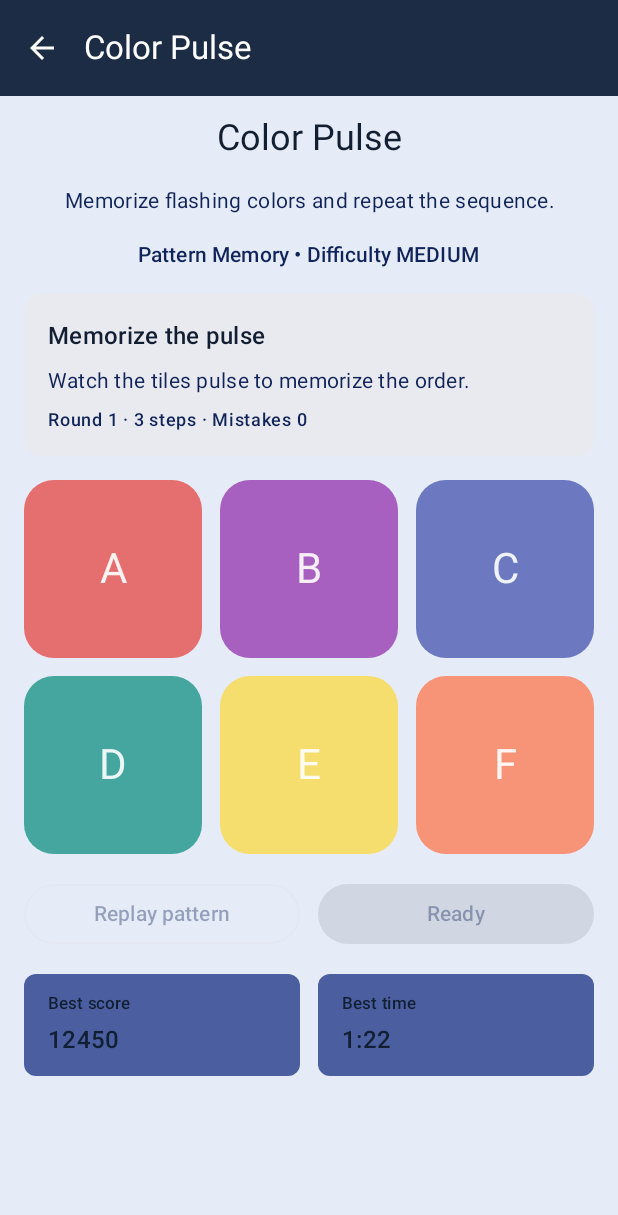
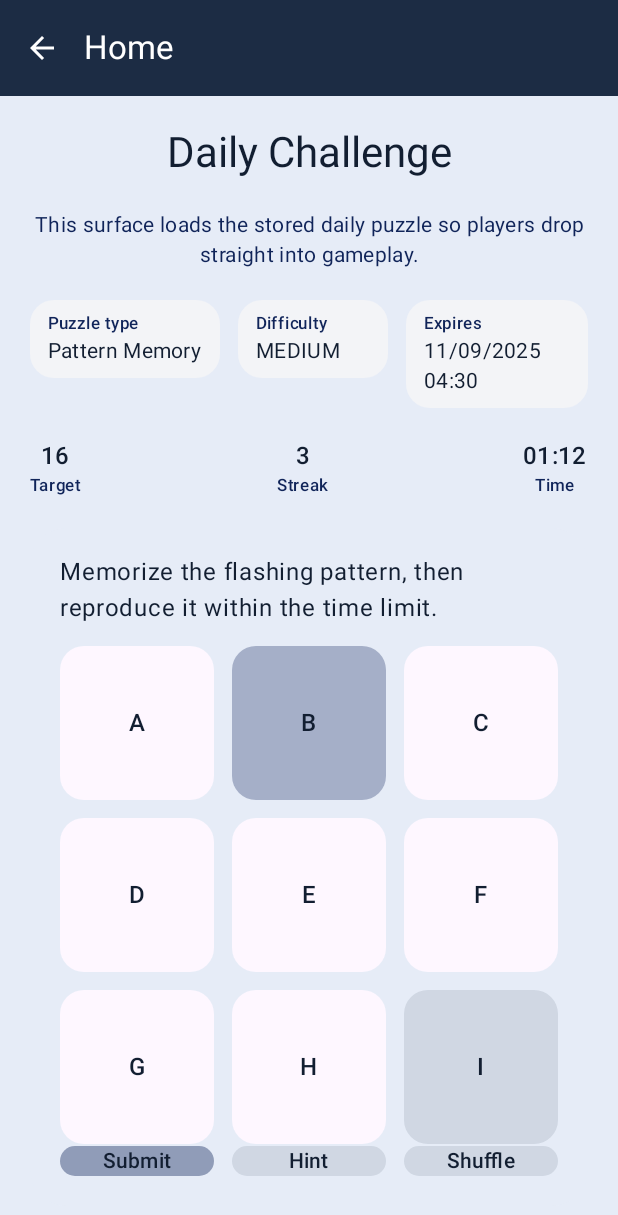
Before and after one commit to CHemmestad/CPRE388_Project2, an Android app built with Jetpack Compose: the screen it shows after launch (MainActivity), after a tap on "Play now", on a phone screen of 412 x 824 dp. Shown: the top 1215 px of the screen. Run offline under Robolectric (Android 15) with nearby library versions, the phone set to English and light mode, and no system bars; 3 other taps on this screen came first.

Commit message:
daily challenge screen/ secret button to generate daily challenge from openai

```diff
--- a/app/src/main/java/com/example/project2/data/MindMatchModels.kt
+++ b/app/src/main/java/com/example/project2/data/MindMatchModels.kt
@@ -48,7 +48,8 @@ data class LeaderboardEntry(
 
 data class DailyChallenge(
     val puzzle: PuzzleDescriptor,
-    val expiresAt: Instant
+    val expiresAt: Instant,
+    val content: DailyPuzzleContent
 )
 
 enum class PuzzleType(val displayName: String) {
@@ -62,3 +63,35 @@ enum class PuzzleType(val displayName: String) {
 enum class Difficulty {
     EASY, MEDIUM, HARD, EXPERT
 }
+
+data class DailyPuzzleContent(
+    val instructions: String,
+    val grid: List<List<PuzzleCell>>,
+    val controls: List<PuzzleControl>,
+    val stats: PuzzleStats
+)
+
+data class PuzzleCell(
+    val value: String,
+    val state: PuzzleCellState = PuzzleCellState.Neutral
+)
+
+enum class PuzzleCellState {
+    Neutral,
+    Active,
+    Correct,
+    Incorrect,
+    Disabled
+}
+
+data class PuzzleControl(
+    val id: String,
+    val label: String,
+    val isPrimary: Boolean = false
+)
+
+data class PuzzleStats(
+    val target: Int,
+    val streak: Int,
+    val timeRemainingSeconds: Int
+)
--- a/app/src/main/java/com/example/project2/data/MindMatchRepository.kt
+++ b/app/src/main/java/com/example/project2/data/MindMatchRepository.kt
@@ -18,15 +18,17 @@ interface MindMatchRepository {
 class FakeMindMatchRepository : MindMatchRepository {
     override val activeProfile: PlayerProfile = PlayerProfile(displayName = "Avery")
 
+    private val colorPulse = PuzzleDescriptor(
+        title = "Color Pulse",
+        description = "Memorize flashing colors and repeat the sequence.",
+        type = PuzzleType.PATTERN_MEMORY,
+        creatorId = activeProfile.id,
+        difficulty = Difficulty.MEDIUM,
+        isUserCreated = false
+    )
+
     override val puzzles: List<PuzzleDescriptor> = listOf(
-        PuzzleDescriptor(
-            title = "Color Pulse",
-            description = "Memorize flashing colors and repeat the sequence.",
-            type = PuzzleType.PATTERN_MEMORY,
-            creatorId = activeProfile.id,
-            difficulty = Difficulty.MEDIUM,
-            isUserCreated = false
-        ),
+        colorPulse,
         PuzzleDescriptor(
             title = "Logic Links",
             description = "Deduce correct pairings using logical clues.",
@@ -80,11 +82,43 @@ class FakeMindMatchRepository : MindMatchRepository {
     }
 
     override val dailyChallenge: DailyChallenge = DailyChallenge(
-        puzzle = puzzles.first().copy(
-            id = puzzles.first().id,
-            isUserCreated = true,
-            creatorId = "community"
+        puzzle = colorPulse.copy(
+            id = "daily_mind_jogger",
+            title = "Mind Jogger",
+            description = "Daily challenge: conquer a curated memory scramble.",
+            isUserCreated = false,
+            creatorId = "daily-team"
         ),
-        expiresAt = Instant.now().plusSeconds(60 * 60 * 18)
+        expiresAt = Instant.now().plusSeconds(60 * 60 * 18),
+        content = DailyPuzzleContent(
+            instructions = "Memorize the flashing pattern, then reproduce it within the time limit.",
+            grid = listOf(
+                listOf(
+                    PuzzleCell("A"),
+                    PuzzleCell("B", state = PuzzleCellState.Active),
+                    PuzzleCell("C")
+                ),
+                listOf(
+                    PuzzleCell("D"),
+                    PuzzleCell("E"),
+                    PuzzleCell("F")
+                ),
+                listOf(
+                    PuzzleCell("G"),
+                    PuzzleCell("H"),
+                    PuzzleCell("I", state = PuzzleCellState.Disabled)
+                )
+            ),
+            controls = listOf(
+                PuzzleControl(id = "submit", label = "Submit", isPrimary = true),
+                PuzzleControl(id = "hint", label = "Hint"),
+                PuzzleControl(id = "shuffle", label = "Shuffle")
+            ),
+            stats = PuzzleStats(
+                target = 16,
+                streak = 3,
+                timeRemainingSeconds = 72
+            )
+        )
     )
 }
--- a/app/src/main/java/com/example/project2/ui/MindMatchApp.kt
+++ b/app/src/main/java/com/example/project2/ui/MindMatchApp.kt
@@ -44,8 +44,10 @@ import com.example.project2.data.PuzzleDescriptor
 import com.example.project2.data.PuzzleType
 import com.example.project2.ui.screens.CreateAccountScreen
 import com.example.project2.ui.screens.CreatePuzzleScreen
+import com.example.project2.ui.screens.DailyChallengePlayScreen
 import com.example.project2.ui.screens.DailyChallengeScreen
 import com.example.project2.ui.screens.DashboardScreen
+import com.example.project2.ui.screens.DailyChallengeGeneratorScreen
 import com.example.project2.ui.screens.LeaderboardScreen
 import com.example.project2.ui.screens.LoginScreen
 import com.example.project2.ui.screens.PatternMemoryScreen
@@ -59,8 +61,10 @@ import com.example.project2.ui.theme.RoyalBluePrimary
 private const val PUZZLE_ID_ARG = "puzzleId"
 private const val PUZZLE_PLAY_ROUTE = "puzzlePlay"
 private const val PUZZLE_PLAY_ROUTE_PATTERN = "$PUZZLE_PLAY_ROUTE/{$PUZZLE_ID_ARG}"
+private const val DAILY_PLAY_ROUTE = "dailyPlay"
 private const val AUTH_LOGIN_ROUTE = "auth_login"
 private const val AUTH_CREATE_ROUTE = "auth_create"
+private const val AUTH_SECRET_ROUTE = "auth_secret"
 
 /**
  * Top-level navigation destinations for the app.
@@ -160,7 +164,8 @@ fun MindMatchApp(
                         dailyChallenge = viewModel.dailyChallenge,
                         onPlayPuzzle = { puzzle ->
                             navController.navigate(buildPuzzlePlayRoute(puzzle.id))
-                        }
+                        },
+                        onViewDailyChallenge = { navController.navigate(DAILY_PLAY_ROUTE) }
                     )
                 }
                 composable(MindMatchDestination.Puzzles.route) {
@@ -178,8 +183,8 @@ fun MindMatchApp(
                 composable(MindMatchDestination.Daily.route) {
                     DailyChallengeScreen(
                         challenge = viewModel.dailyChallenge,
-                        onStartChallenge = { challenge ->
-                            navController.navigate(buildPuzzlePlayRoute(challenge.puzzle.id))
+                        onStartChallenge = {
+                            navController.navigate(DAILY_PLAY_ROUTE)
                         }
                     )
                 }
@@ -212,6 +217,11 @@ fun MindMatchApp(
                         )
                         else -> PuzzleNotReadyScreen(puzzle = puzzle)
                     }
+                }
+                composable(DAILY_PLAY_ROUTE) {
+                    DailyChallengePlayScreen(
+                        challenge = viewModel.dailyChallenge
+                    )
                 }
             }
         }
@@ -274,7 +284,8 @@ private fun AuthNavHost(
         composable(AUTH_LOGIN_ROUTE) {
             LoginScreen(
                 onLogin = onAuthenticated,
-                onCreateAccount = { navController.navigate(AUTH_CREATE_ROUTE) }
+                onCreateAccount = { navController.navigate(AUTH_CREATE_ROUTE) },
+                onSecretAccess = { navController.navigate(AUTH_SECRET_ROUTE) }
             )
         }
         composable(AUTH_CREATE_ROUTE) {
@@ -283,5 +294,10 @@ private fun AuthNavHost(
                 onBackToLogin = { navController.popBackStack() }
             )
         }
+        composable(AUTH_SECRET_ROUTE) {
+            DailyChallengeGeneratorScreen(
+                onBackToLogin = { navController.popBackStack() }
+            )
+        }
     }
 }
--- a/app/src/main/java/com/example/project2/ui/screens/AuthScreens.kt
+++ b/app/src/main/java/com/example/project2/ui/screens/AuthScreens.kt
@@ -1,6 +1,8 @@
 package com.example.project2.ui.screens
 
 import androidx.compose.foundation.Image
+import androidx.compose.foundation.interaction.MutableInteractionSource
+import androidx.compose.foundation.clickable
 import androidx.compose.foundation.layout.Arrangement
 import androidx.compose.foundation.layout.Box
 import androidx.compose.foundation.layout.Column
@@ -23,6 +25,7 @@ import androidx.compose.material3.TextButton
 import androidx.compose.runtime.Composable
 import androidx.compose.runtime.getValue
 import androidx.compose.runtime.mutableStateOf
+import androidx.compose.runtime.remember
 import androidx.compose.runtime.saveable.rememberSaveable
 import androidx.compose.runtime.setValue
 import androidx.compose.ui.Alignment
@@ -37,10 +40,12 @@ import com.example.project2.R
 fun LoginScreen(
     modifier: Modifier = Modifier,
     onLogin: () -> Unit = {},
-    onCreateAccount: () -> Unit = {}
+    onCreateAccount: () -> Unit = {},
+    onSecretAccess: () -> Unit = {}
 ) {
     var email by rememberSaveable { mutableStateOf("") }
     var password by rememberSaveable { mutableStateOf("") }
+    val secretInteractionSource = remember { MutableInteractionSource() }
 
     Box(
         modifier = modifier
@@ -95,6 +100,23 @@ fun LoginScreen(
             ) {
                 Text("Create an account")
             }
+        }
+
+        Box(
+            modifier = Modifier
+                .matchParentSize()
+                .padding(16.dp)
+        ) {
+            Box(
+                modifier = Modifier
+                    .align(Alignment.BottomEnd)
+                    .size(48.dp)
+                    .clickable(
+                        interactionSource = secretInteractionSource,
+                        indication = null,
+                        onClick = onSecretAccess
+                    )
+            )
         }
     }
 }
@@ -183,3 +205,26 @@ fun CreateAccountScreen(
         }
     }
 }
+
+@Composable
+fun DailyChallengeGeneratorScreen(
+    modifier: Modifier = Modifier,
+    onGenerateDailyChallenge: () -> Unit = {},
+    onBackToLogin: () -> Unit = {}
+) {
+    Box(
+        modifier = modifier
+            .fillMaxSize()
+            .padding(24.dp),
+        contentAlignment = Alignment.Center
+    ) {
+        Button(
+            onClick = {
+                onGenerateDailyChallenge()
+                onBackToLogin()
+            }
+        ) {
+            Text("Generate Daily Challenge")
+        }
+    }
+}
--- /dev/null
+++ b/app/src/main/java/com/example/project2/ui/screens/DailyChallengePlayScreen.kt
@@ -0,0 +1,263 @@
+package com.example.project2.ui.screens
+
+import androidx.compose.foundation.background
+import androidx.compose.foundation.layout.Arrangement
+import androidx.compose.foundation.layout.Box
+import androidx.compose.foundation.layout.Column
+import androidx.compose.foundation.layout.Row
+import androidx.compose.foundation.layout.aspectRatio
+import androidx.compose.foundation.layout.fillMaxSize
+import androidx.compose.foundation.layout.fillMaxWidth
+import androidx.compose.foundation.layout.padding
+import androidx.compose.foundation.layout.widthIn
+import androidx.compose.foundation.shape.RoundedCornerShape
+import androidx.compose.material3.Card
+import androidx.compose.material3.CardDefaults
+import androidx.compose.material3.MaterialTheme
+import androidx.compose.material3.Surface
+import androidx.compose.material3.Text
+import androidx.compose.runtime.Composable
+import androidx.compose.ui.Alignment
+import androidx.compose.ui.Modifier
+import androidx.compose.ui.draw.clip
+import androidx.compose.ui.text.style.TextAlign
+import androidx.compose.ui.unit.dp
+import com.example.project2.data.DailyChallenge
+import com.example.project2.data.DailyPuzzleContent
+import com.example.project2.data.PuzzleCell
+import com.example.project2.data.PuzzleCellState
+import com.example.project2.data.PuzzleControl
+import com.example.project2.data.PuzzleStats
+import com.example.project2.ui.util.formatAsDisplay
+
+@Composable
+fun DailyChallengePlayScreen(
+    challenge: DailyChallenge,
+    modifier: Modifier = Modifier
+) {
+    Column(
+        modifier = modifier
+            .fillMaxSize()
+            .padding(20.dp),
+        verticalArrangement = Arrangement.spacedBy(20.dp),
+        horizontalAlignment = Alignment.CenterHorizontally
+    ) {
+        val content = challenge.content
+        Text(
+            text = "Daily Challenge",
+            style = MaterialTheme.typography.headlineMedium,
+            textAlign = TextAlign.Center
+        )
+        Text(
+            text = "This surface loads the stored daily puzzle so players drop straight into gameplay.",
+            style = MaterialTheme.typography.bodyMedium,
+            color = MaterialTheme.colorScheme.onSurfaceVariant,
+            textAlign = TextAlign.Center
+        )
+        PuzzleStatusRow(challenge = challenge)
+        PuzzleScoreStrip(stats = content.stats)
+        Box(
+            modifier = Modifier
+                .fillMaxWidth()
+                .weight(1f, fill = true)
+        ) {
+            DailyPuzzleBoard(
+                content = content,
+                modifier = Modifier.fillMaxSize()
+            )
+        }
+    }
+}
+
+@Composable
+private fun DailyPuzzleBoard(
+    content: DailyPuzzleContent,
+    modifier: Modifier = Modifier
+) {
+    Card(
+        modifier = modifier,
+        colors = CardDefaults.cardColors(
+            containerColor = MaterialTheme.colorScheme.surfaceVariant
+        ),
+        shape = RoundedCornerShape(24.dp)
+    ) {
+        Column(
+            modifier = Modifier
+                .fillMaxSize()
+                .padding(20.dp),
+            verticalArrangement = Arrangement.SpaceBetween
+        ) {
+            Column(
+                verticalArrangement = Arrangement.spacedBy(16.dp)
+            ) {
+                Text(
+                    text = content.instructions,
+                    style = MaterialTheme.typography.bodyLarge
+                )
+                PuzzleGrid(grid = content.grid)
+            }
+            PuzzleControlRow(controls = content.controls)
+        }
+    }
+}
+
+@Composable
+private fun PuzzleGrid(
+    grid: List<List<PuzzleCell>>,
+    modifier: Modifier = Modifier
+) {
+    Column(
+        modifier = modifier.fillMaxWidth(),
+        verticalArrangement = Arrangement.spacedBy(12.dp)
+    ) {
+        grid.forEach { row ->
+            Row(
+                modifier = Modifier.fillMaxWidth(),
+                horizontalArrangement = Arrangement.spacedBy(12.dp)
+            ) {
+                row.forEach { cell ->
+                    PuzzleCellView(
+                        cell = cell,
+                        modifier = Modifier.weight(1f)
+                    )
+                }
+            }
+        }
+    }
+}
+
+@Composable
+private fun PuzzleCellView(
+    cell: PuzzleCell,
+    modifier: Modifier = Modifier
+) {
+    val backgroundColor = when (cell.state) {
+        PuzzleCellState.Active -> MaterialTheme.colorScheme.primary.copy(alpha = 0.3f)
+        PuzzleCellState.Correct -> MaterialTheme.colorScheme.tertiary.copy(alpha = 0.4f)
+        PuzzleCellState.Incorrect -> MaterialTheme.colorScheme.error.copy(alpha = 0.3f)
+        PuzzleCellState.Disabled -> MaterialTheme.colorScheme.onSurface.copy(alpha = 0.1f)
+        PuzzleCellState.Neutral -> MaterialTheme.colorScheme.surfaceBright
+    }
+    Box(
+        modifier = modifier
+            .aspectRatio(1f)
+            .clip(RoundedCornerShape(16.dp))
+            .background(backgroundColor),
+        contentAlignment = Alignment.Center
+    ) {
+        Text(
+            text = cell.value,
+            style = MaterialTheme.typography.titleMedium
+        )
+    }
+}
+
+@Composable
+private fun PuzzleScoreStrip(stats: PuzzleStats) {
+    Row(
+        modifier = Modifier.fillMaxWidth(),
+        horizontalArrangement = Arrangement.SpaceBetween
+    ) {
+        MiniStat(label = "Target", value = stats.target.toString())
+        MiniStat(label = "Streak", value = stats.streak.toString())
+        MiniStat(label = "Time", value = stats.timeRemainingSeconds.asTimeDisplay())
+    }
+}
+
+@Composable
+private fun PuzzleControlRow(controls: List<PuzzleControl>) {
+    if (controls.isEmpty()) return
+    Row(
+        modifier = Modifier.fillMaxWidth(),
+        horizontalArrangement = Arrangement.spacedBy(12.dp)
+    ) {
+        controls.forEach { control ->
+            Box(
+                modifier = Modifier
+                    .weight(1f)
+                    .widthIn(min = 88.dp)
+                    .clip(RoundedCornerShape(16.dp))
+                    .background(
+                        if (control.isPrimary) MaterialTheme.colorScheme.primary.copy(alpha = 0.4f)
+                        else MaterialTheme.colorScheme.onSurface.copy(alpha = 0.1f)
+                    ),
+                contentAlignment = Alignment.Center
+            ) {
+                Text(
+                    text = control.label,
+                    style = MaterialTheme.typography.labelLarge
+                )
+            }
+        }
+    }
+}
+
+@Composable
+private fun MiniStat(label: String, value: String) {
+    Column(horizontalAlignment = Alignment.CenterHorizontally) {
+        Text(
+            text = value,
+            style = MaterialTheme.typography.titleMedium
+        )
+        Text(
+            text = label,
+            style = MaterialTheme.typography.labelSmall,
+            color = MaterialTheme.colorScheme.onSurfaceVariant
+        )
+    }
+}
+
+@Composable
+private fun PuzzleStatusRow(challenge: DailyChallenge) {
+    Row(
+        modifier = Modifier.fillMaxWidth(),
+        horizontalArrangement = Arrangement.spacedBy(12.dp)
+    ) {
+        StatusChip(
+            title = challenge.puzzle.type.displayName,
+            subtitle = "Puzzle type"
+        )
+        StatusChip(
+            title = challenge.puzzle.difficulty.name,
+            subtitle = "Difficulty"
+        )
+        StatusChip(
+            title = challenge.expiresAt.formatAsDisplay(),
+            subtitle = "Expires"
+        )
+    }
+}
+
+@Composable
+private fun StatusChip(
+    title: String,
+    subtitle: String
+) {
+    Surface(
+        tonalElevation = 1.dp,
+        shape = RoundedCornerShape(16.dp)
+    ) {
+        Column(
+            modifier = Modifier
+                .widthIn(min = 100.dp)
+                .padding(horizontal = 12.dp, vertical = 8.dp),
+            horizontalAlignment = Alignment.Start
+        ) {
+            Text(
+                text = subtitle,
+                style = MaterialTheme.typography.labelSmall,
+                color = MaterialTheme.colorScheme.onSurfaceVariant
+            )
+            Text(
+                text = title,
+                style = MaterialTheme.typography.bodyMedium
+            )
+        }
+    }
+}
+
+private fun Int.asTimeDisplay(): String {
+    val minutes = this / 60
+    val seconds = this % 60
+    return "%02d:%02d".format(minutes, seconds)
+}
--- a/app/src/main/java/com/example/project2/ui/screens/DashboardScreen.kt
+++ b/app/src/main/java/com/example/project2/ui/screens/DashboardScreen.kt
@@ -36,7 +36,8 @@ fun DashboardScreen(
     progress: Map<String, PuzzleProgress>,
     dailyChallenge: DailyChallenge,
     modifier: Modifier = Modifier,
-    onPlayPuzzle: (PuzzleDescriptor) -> Unit = {}
+    onPlayPuzzle: (PuzzleDescriptor) -> Unit = {},
+    onViewDailyChallenge: () -> Unit = {}
 ) {
     Column(
         modifier = modifier
@@ -47,7 +48,7 @@ fun DashboardScreen(
         GreetingHeader(profile = profile)
         DailyChallengeCard(
             dailyChallenge = dailyChallenge,
-            onPlayPuzzle = { onPlayPuzzle(dailyChallenge.puzzle) }
+            onViewChallenge = onViewDailyChallenge
         )
 
         Text(
@@ -107,7 +108,7 @@ private fun GreetingHeader(profile: PlayerProfile) {
 @Composable
 private fun DailyChallengeCard(
     dailyChallenge: DailyChallenge,
-    onPlayPuzzle: () -> Unit
+    onViewChallenge: () -> Unit
 ) {
     Card(
         colors = CardDefaults.cardColors(
@@ -140,7 +141,7 @@ private fun DailyChallengeCard(
                 color = MaterialTheme.colorScheme.onPrimaryContainer
             )
             Button(
-                onClick = onPlayPuzzle,
+                onClick = onViewChallenge,
                 modifier = Modifier.align(Alignment.End)
             ) {
                 Text("Play now")
--- a/app/src/main/java/com/example/project2/ui/screens/PuzzleLibraryScreen.kt
+++ b/app/src/main/java/com/example/project2/ui/screens/PuzzleLibraryScreen.kt
@@ -45,18 +45,6 @@ fun PuzzleLibraryScreen(
             color = MaterialTheme.colorScheme.onSurfaceVariant
         )
 
-        Button(
-            onClick = { /* TODO filter dialog */ },
-            modifier = Modifier.fillMaxWidth()
-        ) {
-            androidx.compose.material3.Icon(
-                imageVector = Icons.Filled.Tune,
-                contentDescription = null
-            )
-            Spacer(modifier = Modifier.width(8.dp))
-            Text("Filter by type/difficulty")
-        }
-
         LazyColumn(
             verticalArrangement = Arrangement.spacedBy(12.dp),
             modifier = Modifier.fillMaxSize()
```
